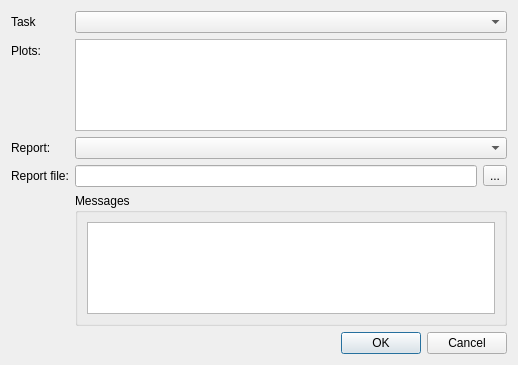
Qt form copasi/UI/CQSEDMLImportDialog.ui (copasi/COPASI) before a commit.
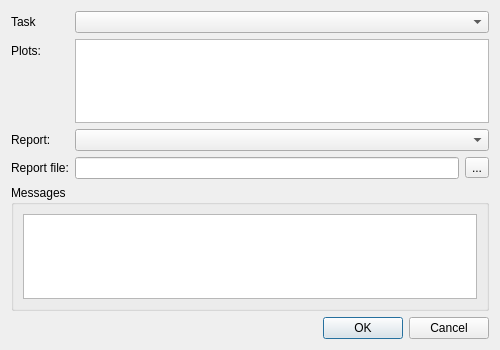
The same form after that commit.

Commit message: - issue 3120: layout issue on macos

```diff
--- a/copasi/UI/CQSEDMLImportDialog.ui
+++ b/copasi/UI/CQSEDMLImportDialog.ui
@@ -12,13 +12,15 @@
    <rect>
     <x>0</x>
     <y>0</y>
-    <width>518</width>
-    <height>365</height>
+    <width>500</width>
+    <height>350</height>
    </rect>
   </property>
   <property name="windowTitle">
    <string>SED-ML Import</string>
   </property>
+  <layout class="QGridLayout" name="gridLayout_2">
+   <item row="0" column="0">
   <layout class="QFormLayout" name="formLayout">
    <item row="0" column="0">
     <widget class="QLabel" name="label">
@@ -41,14 +43,24 @@
      </property>
     </widget>
    </item>
-   <item row="3" column="0">
+     <item row="1" column="1">
+      <widget class="QListWidget" name="lstPlots">
+       <property name="toolTip">
+        <string>Select the plots you want to import</string>
+       </property>
+       <property name="selectionMode">
+        <enum>QAbstractItemView::ExtendedSelection</enum>
+       </property>
+      </widget>
+     </item>
+     <item row="2" column="0">
     <widget class="QLabel" name="label_3">
      <property name="text">
       <string>Report:</string>
      </property>
     </widget>
    </item>
-   <item row="3" column="1">
+     <item row="2" column="1">
     <widget class="QComboBox" name="cbmReportSelect">
      <property name="toolTip">
       <string>Select Report to generate</string>
@@ -58,14 +70,14 @@
      </property>
     </widget>
    </item>
-   <item row="4" column="0">
+     <item row="3" column="0">
     <widget class="QLabel" name="label_4">
      <property name="text">
       <string>Report file:</string>
      </property>
     </widget>
    </item>
-   <item row="4" column="1">
+     <item row="3" column="1">
     <layout class="QHBoxLayout" name="horizontalLayout">
      <item>
       <widget class="QLineEdit" name="txtReportFilename">
@@ -83,7 +95,9 @@
      </item>
     </layout>
    </item>
-   <item row="6" column="1">
+    </layout>
+   </item>
+   <item row="1" column="0">
     <widget class="QGroupBox" name="groupBox">
      <property name="title">
       <string>Messages</string>
@@ -95,23 +109,13 @@
      </layout>
     </widget>
    </item>
-   <item row="7" column="1">
+   <item row="2" column="0">
     <widget class="QDialogButtonBox" name="buttonBox">
      <property name="standardButtons">
       <set>QDialogButtonBox::Cancel|QDialogButtonBox::Ok</set>
      </property>
     </widget>
    </item>
-   <item row="1" column="1">
-    <widget class="QListWidget" name="lstPlots">
-     <property name="toolTip">
-      <string>Select the plots you want to import</string>
-     </property>
-     <property name="selectionMode">
-      <enum>QAbstractItemView::ExtendedSelection</enum>
-     </property>
-    </widget>
-   </item>
   </layout>
  </widget>
  <resources/>
```
Lines whose indentation alone changed are shown as unchanged. The commit also changes 1 other file.
